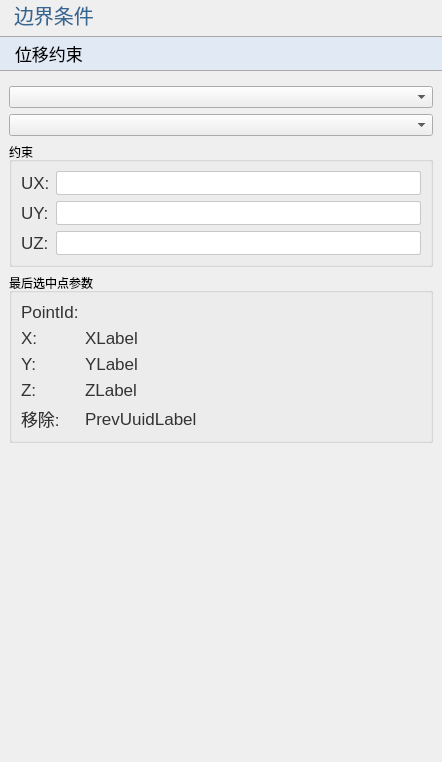
The window that plugins/Base_PhysicalField/DisplacementConstraintWidget.ui (asd977/base_cae) describes before a commit, drawn with Qt 5.
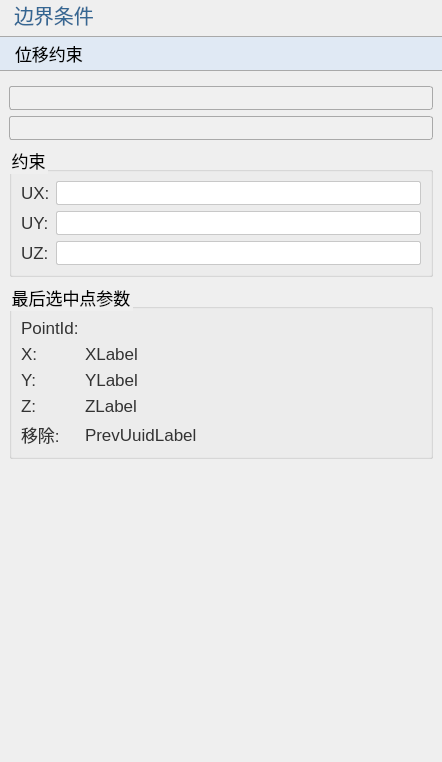
The same window after the commit. Icons and pictures are not drawn.

Commit message: 更新代码

Diff of the .ui file:
```diff
--- a/plugins/Base_PhysicalField/DisplacementConstraintWidget.ui
+++ b/plugins/Base_PhysicalField/DisplacementConstraintWidget.ui
@@ -65,6 +65,51 @@
     border-color: rgb(100, 100, 255); /* 设置焦点时的边框颜色为蓝色 */
     outline: none; /* 去掉默认的焦点边框 */
 }
+QComboBox {
+    font-family: &quot;Microsoft YaHei&quot;, 微软雅黑;
+    font-size: 17px;
+    text-align: left;
+    color: rgb(51, 51, 51);
+    padding-left:6px;
+    background: rgb(240, 240, 240);
+    border: 1px solid rgb(169, 169, 169);
+    border-radius: 3px; /* 设置边框的圆角半径为5像素 */
+}
+QComboBox::drop-down {
+    background: rgb(240, 240, 240);
+}
+QComboBox::down-arrow {
+    image: url(:/resources/down_arrow.png); /* 替换下拉箭头图标 */
+}
+/*QCombobox右侧按钮*/
+QComboBox::drop-down {
+    subcontrol-origin: padding;
+    subcontrol-position: top right;/*放于右方顶部*/
+    border-top-right-radius: 3px;/*设置边框圆角*/
+    border-bottom-right-radius: 3px;
+}
+QLineEdit {
+    border: 1px solid rgb(200, 200, 200); /* 设置边框为淡灰色 */
+    border-radius: 2px; /* 设置圆角半径为 5 像素 */
+	font-size: 17px;
+}
+QLineEdit:focus {
+    border-color: rgb(100, 100, 255); /* 设置焦点时的边框颜色为蓝色 */
+    outline: none; /* 去掉默认的焦点边框 */
+}
+
+QRadioButton {
+    font-size: 17px; /* 设置字体大小为 14 像素 */
+}
+
+QCheckBox {
+    font-size: 17px; /* 设置字体大小为 14 像素 */
+}
+
+QGroupBox{
+    font-size: 17px; /* 设置字体大小为 14 像素 */   
+}
+
 </string>
   </property>
   <layout class="QVBoxLayout" name="verticalLayout">
```
